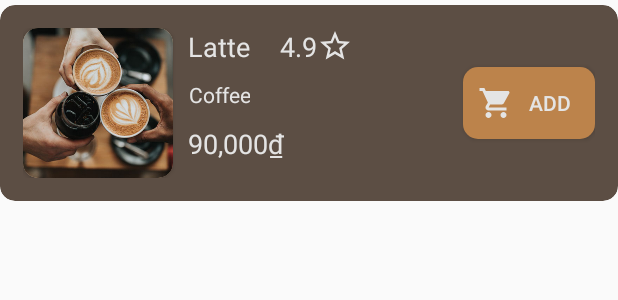
After one commit to HoangKhang0410/JolieCoffee, an Android app: the layout item_home_product.xml on its own in the app's theme, with its tools: preview values and no code run, on a phone screen of 412 x 824 dp. The commit adds this screen. Shown: the top 300 px of the screen. Run offline under Robolectric (Android 15) with nearby library versions, the phone set to English and light mode, and no system bars.

Commit message:
finish home layout

```diff
--- a/app/src/main/java/com/example/joliecafe/ui/home/ImageSliderAdapter.kt
+++ b/app/src/main/java/com/example/joliecafe/ui/home/adapter/ImageSliderAdapter.kt
@@ -1,4 +1,4 @@
-package com.example.joliecafe.ui.home
+package com.example.joliecafe.ui.home.adapter
 
 import android.view.LayoutInflater
 import android.view.View
--- /dev/null
+++ b/app/src/main/res/drawable/bg_light_primary_corner_10.xml
@@ -0,0 +1,6 @@
+<?xml version="1.0" encoding="utf-8"?>
+<shape xmlns:android="http://schemas.android.com/apk/res/android">
+
+    <solid android:color="@color/primary_200"/>
+    <corners android:radius="10dp"/>
+</shape>
--- a/app/src/main/res/layout/fragment_navigate.xml
+++ b/app/src/main/res/layout/fragment_navigate.xml
@@ -13,7 +13,6 @@
         android:layout_width="match_parent"
         android:layout_height="match_parent"
         android:layout_above="@+id/bnv_home"
-        android:background="@color/primary"
         app:layout_constraintEnd_toEndOf="parent"
         app:layout_constraintStart_toStartOf="parent"
         app:layout_constraintTop_toTopOf="parent" />
--- /dev/null
+++ b/app/src/main/res/layout/item_home_product.xml
@@ -0,0 +1,120 @@
+<?xml version="1.0" encoding="utf-8"?>
+<androidx.cardview.widget.CardView xmlns:android="http://schemas.android.com/apk/res/android"
+    xmlns:app="http://schemas.android.com/apk/res-auto"
+    android:id="@+id/view_product"
+    android:layout_width="match_parent"
+    android:layout_height="wrap_content"
+    android:layout_marginTop="3dp"
+    android:layout_marginBottom="5dp"
+    app:cardBackgroundColor="@color/card"
+    app:cardCornerRadius="10dp"
+    app:cardElevation="0dp">
+
+    <LinearLayout
+        android:layout_width="match_parent"
+        android:layout_height="match_parent"
+        android:layout_marginHorizontal="15dp"
+        android:layout_marginVertical="15dp"
+        android:orientation="horizontal">
+
+        <androidx.cardview.widget.CardView
+
+            android:layout_width="wrap_content"
+            android:layout_height="wrap_content"
+            app:cardCornerRadius="10dp">
+
+            <ImageView
+                android:id="@+id/iv_product"
+                android:layout_width="100dp"
+                android:layout_height="100dp"
+                android:background="@drawable/bg_light_primary_corner_10"
+                android:scaleType="centerCrop"
+                android:src="@drawable/img_cafe_1" />
+
+        </androidx.cardview.widget.CardView>
+
+
+        <LinearLayout
+            android:layout_weight="1"
+            android:layout_width="wrap_content"
+            android:layout_height="match_parent"
+            android:layout_marginStart="10dp"
+            android:orientation="vertical">
+
+            <TableRow
+                android:layout_width="wrap_content"
+                android:layout_height="wrap_content"
+                android:layout_weight="1">
+
+                <TextView
+                    android:id="@+id/tv_name"
+                    android:layout_width="wrap_content"
+                    android:layout_height="wrap_content"
+                    android:text="Latte"
+                    android:textAlignment="center"
+                    android:textColor="@color/text"
+                    android:textSize="18sp" />
+
+
+                <TextView
+                    android:id="@+id/tv_rating"
+                    android:layout_width="wrap_content"
+                    android:layout_height="wrap_content"
+                    android:layout_marginStart="20dp"
+                    android:text="4.9"
+                    android:textAlignment="center"
+                    android:textColor="@color/text"
+                    android:textSize="18sp" />
+
+                <ImageView
+                    android:layout_width="wrap_content"
+                    android:layout_height="wrap_content"
+                    android:src="@drawable/ic_star_border"
+                    app:tint="@color/text" />
+
+
+            </TableRow>
+
+            <TextView
+                android:id="@+id/tv_category"
+                android:layout_width="wrap_content"
+                android:layout_height="wrap_content"
+                android:layout_weight="1"
+                android:text="Coffee"
+                android:textAlignment="center"
+                android:textColor="@color/text"
+                android:textSize="14sp" />
+
+            <TextView
+                android:id="@+id/tv_price"
+                android:layout_width="wrap_content"
+                android:layout_height="wrap_content"
+                android:layout_weight="1"
+                android:text="90,000₫"
+                android:textAlignment="center"
+                android:textColor="@color/text"
+                android:textSize="18sp" />
+
+
+        </LinearLayout>
+
+
+        <Button
+            android:id="@+id/bt_add"
+            android:layout_width="wrap_content"
+            android:layout_height="wrap_content"
+            android:layout_gravity="center"
+            android:layout_marginStart="20dp"
+            android:text="Add"
+            android:textColor="@color/text"
+            android:drawableStart="@drawable/ic_cart"
+            android:paddingStart="10dp"
+            android:paddingEnd="5dp"
+            android:drawableTint="@color/text"
+            android:background="@drawable/bg_light_primary_corner_10"/>
+
+
+    </LinearLayout>
+
+
+</androidx.cardview.widget.CardView>
```
Also changed, not shown: app/src/main/java/com/example/joliecafe/data/Product.kt (added, +11 -0 lines), app/src/main/java/com/example/joliecafe/data/product.kt (deleted, +0 -8 lines), app/src/main/java/com/example/joliecafe/ui/home/HomeFragment.kt (+58 -3 lines), app/src/main/java/com/example/joliecafe/ui/home/adapter/HomeProductAdapter.kt (added, +37 -0 lines), app/src/main/java/com/example/joliecafe/util/NumberEx.kt (added, +13 -0 lines), app/src/main/res/drawable/ic_more.xml (added, +10 -0 lines), app/src/main/res/layout/fragment_home.xml (+88 -52 lines).
